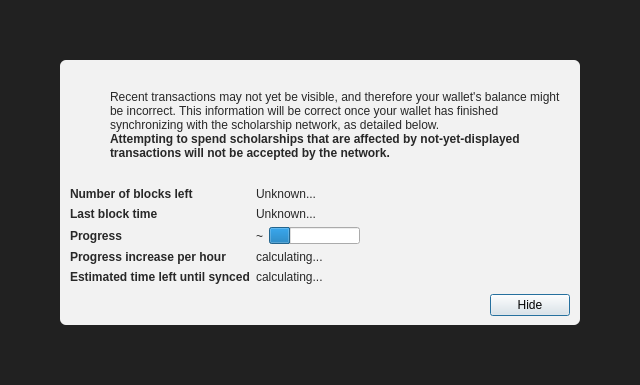
Old version of the form src/qt/forms/modaloverlay.ui in the repository scholarshipcoin/scholarshipcoin.
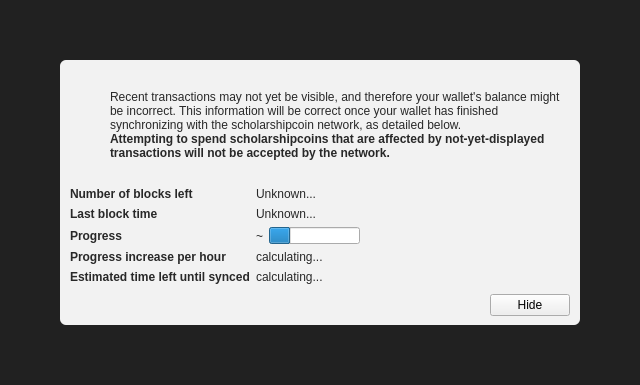
New version of the form. Icons and pictures are not drawn. Custom widgets are drawn as their Qt base class.

```diff
--- a/src/qt/forms/modaloverlay.ui
+++ b/src/qt/forms/modaloverlay.ui
@@ -130,7 +130,7 @@
              <item>
               <widget class="QLabel" name="infoText">
                <property name="text">
-                <string>Recent transactions may not yet be visible, and therefore your wallet's balance might be incorrect. This information will be correct once your wallet has finished synchronizing with the scholarship network, as detailed below.</string>
+                <string>Recent transactions may not yet be visible, and therefore your wallet's balance might be incorrect. This information will be correct once your wallet has finished synchronizing with the scholarshipcoin network, as detailed below.</string>
                </property>
                <property name="textFormat">
                 <enum>Qt::RichText</enum>
@@ -149,7 +149,7 @@
                 </font>
                </property>
                <property name="text">
-                <string>Attempting to spend scholarships that are affected by not-yet-displayed transactions will not be accepted by the network.</string>
+                <string>Attempting to spend scholarshipcoins that are affected by not-yet-displayed transactions will not be accepted by the network.</string>
                </property>
                <property name="textFormat">
                 <enum>Qt::RichText</enum>
@@ -351,12 +351,6 @@
              <property name="text">
               <string>Hide</string>
              </property>
-             <property name="focusPolicy">
-              <enum>Qt::StrongFocus</enum>
-             </property>
-             <property name="default">
-              <bool>true</bool>
-             </property>
             </widget>
            </item>
           </layout>
```
